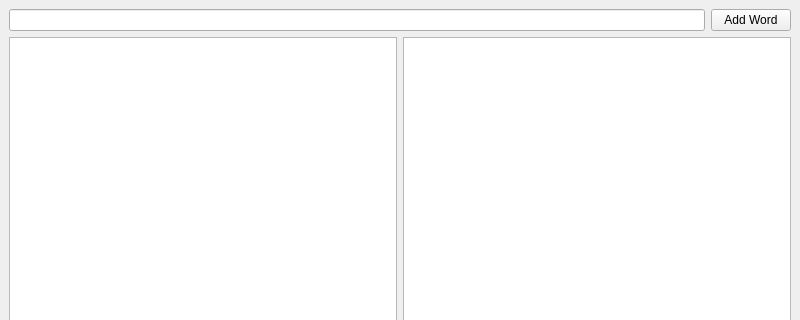
First picture: the form in mainwindow.ui, repository OpenCubeSoftware/ConlangLexicon, before the edit; both pictures show x 0 to 800 and y 0 to 320 of the 800 by 600 pixel window.
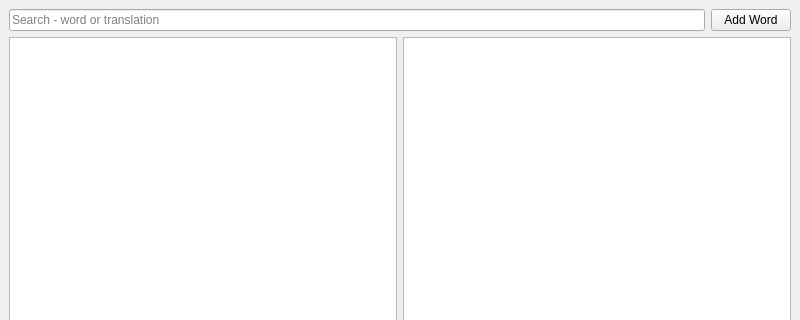
Second picture: the form after the edit.

What changed in the file:
```diff
--- a/mainwindow.ui
+++ b/mainwindow.ui
@@ -18,7 +18,11 @@
     <item>
      <layout class="QHBoxLayout" name="horizontalLayout_3">
       <item>
-       <widget class="QLineEdit" name="txtSearch"/>
+       <widget class="QLineEdit" name="txtSearch">
+        <property name="placeholderText">
+         <string>Search - word or translation</string>
+        </property>
+       </widget>
       </item>
       <item>
        <widget class="QPushButton" name="btnAddWord">
```
